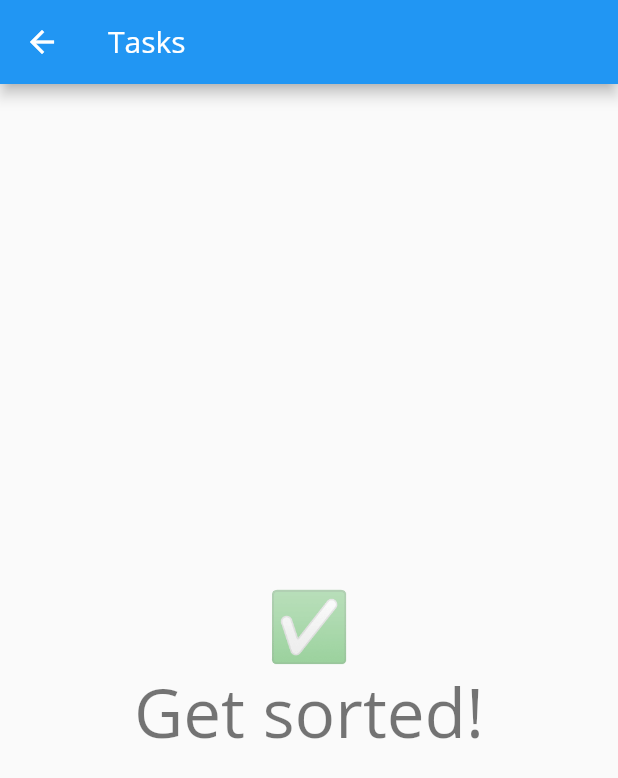
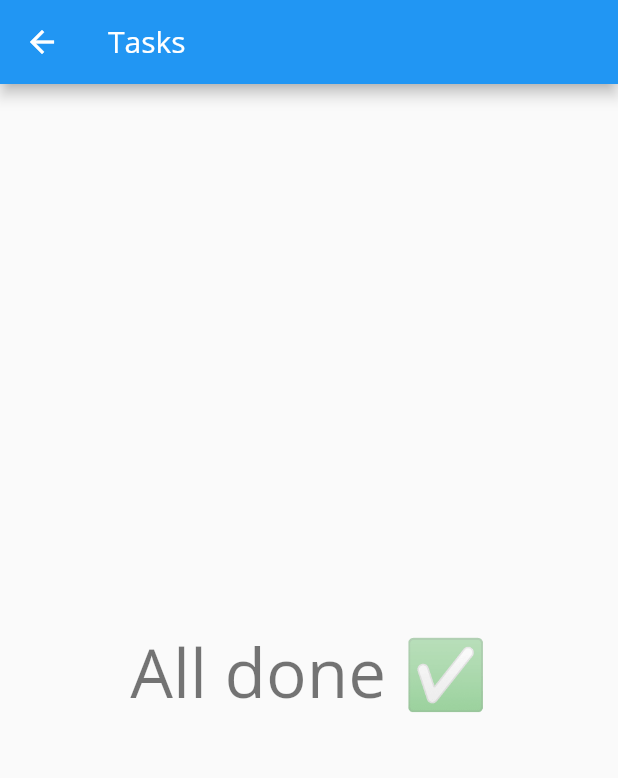
Before and after one commit to solutelabs/todo-app, a Flutter app: the ItemsListPage screen opened directly, on a phone screen of 412 x 824 dp. Shown: the top 778 px of the screen. Run offline on Flutter 3.47's test engine with Material 2 defaults, Android fonts, the phone set to English and light mode, and no system bars; our stand-ins replace equatable, rxdart.

Commit message:
Update items_list_view.dart

```diff
--- a/lib/pages/home/items_list_view.dart
+++ b/lib/pages/home/items_list_view.dart
@@ -63,7 +63,7 @@ class ItemsListView extends StatelessWidget {
                     return SliverFillRemaining(
                       child: Center(
                         child: Text(
-                          "✅\nGet sorted!",
+                          'All done ✅',
                           textAlign: TextAlign.center,
                           style: Theme.of(context).textTheme.display2,
                         ),
```
